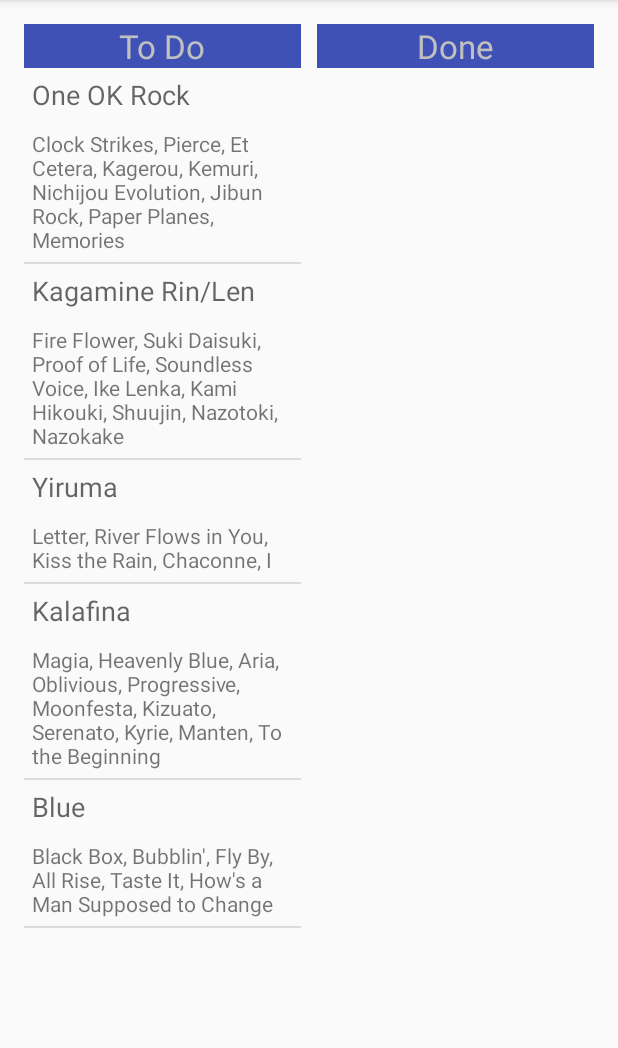
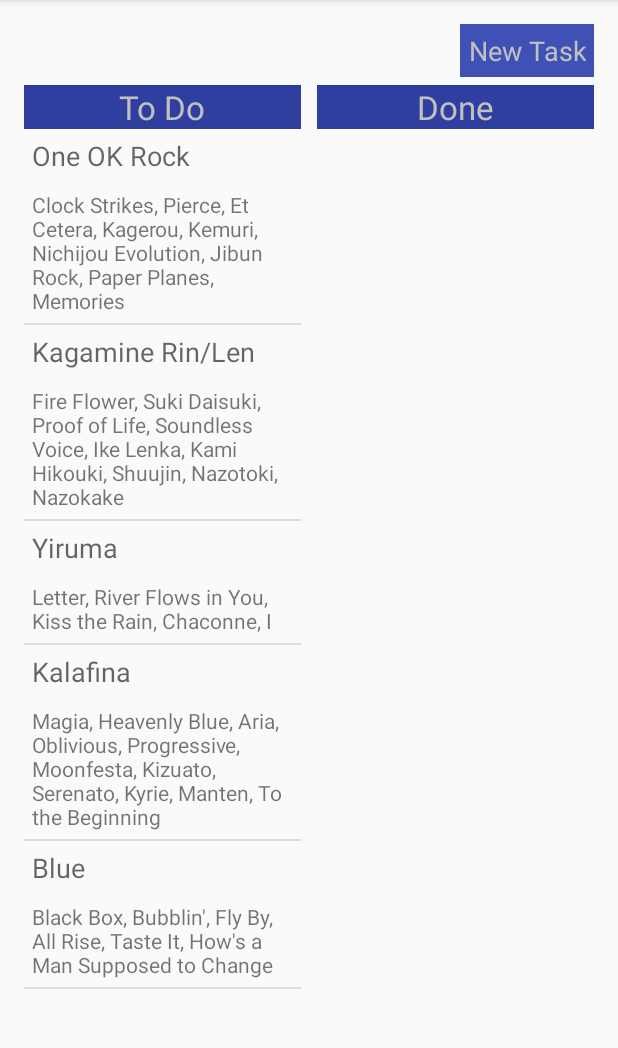
Before and after one commit to theSardonyx/TwoColTrello, an Android app: the screen it shows after launch (MainActivity), on a phone screen of 412 x 824 dp, the part 84-1132 px from its top. Run offline under Robolectric (Android 15) with nearby library versions, the phone set to English and light mode, and no system bars.

Commit message:
Added AddTask function
Enables user to add a task card during runtime

```diff
--- a/app/src/main/AndroidManifest.xml
+++ b/app/src/main/AndroidManifest.xml
@@ -15,6 +15,7 @@
                 <category android:name="android.intent.category.LAUNCHER" />
             </intent-filter>
         </activity>
+        <activity android:name=".AddTaskScreen2"></activity>
     </application>
 
 </manifest>
--- a/app/src/main/java/com/azeusojt/kryzlpascual/twocoltrello/MainActivity.java
+++ b/app/src/main/java/com/azeusojt/kryzlpascual/twocoltrello/MainActivity.java
@@ -3,7 +3,7 @@ package com.azeusojt.kryzlpascual.twocoltrello;
 import android.app.Activity;
 import android.content.ClipData;
 import android.content.Context;
-import android.support.v4.content.ContextCompat;
+import android.content.Intent;
 import android.support.v7.app.AppCompatActivity;
 import android.os.Bundle;
 import android.view.DragEvent;
@@ -11,7 +11,6 @@ import android.view.LayoutInflater;
 import android.view.View;
 import android.view.ViewGroup;
 import android.widget.AdapterView;
-import android.widget.ArrayAdapter;
 import android.widget.BaseAdapter;
 import android.widget.ListView;
 import android.widget.TextView;
@@ -257,4 +256,20 @@ public class MainActivity extends AppCompatActivity {
     private boolean insert (List<Task> l, Task t) {
         return l.add (t);
     }
+
+    public void addTask (View v) {
+        Intent i = new Intent (this, AddTaskScreen2.class);
+        startActivity (i);
+    }
+
+    @Override
+    protected void onResume() {
+        super.onResume();
+        Intent i = getIntent();
+        String[] info = i.getStringArrayExtra("info");
+        if (info != null) {
+            Task t = new Task(info[0], info[1]);
+            todoTasks.add(t);
+        }
+    }
 }
--- a/app/src/main/res/layout/activity_main.xml
+++ b/app/src/main/res/layout/activity_main.xml
@@ -9,6 +9,16 @@
     android:paddingTop="@dimen/activity_vertical_margin"
     android:orientation="vertical"
     tools:context="com.azeusojt.kryzlpascual.twocoltrello.MainActivity">
+
+    <Button
+        android:layout_width="wrap_content"
+        android:layout_height="wrap_content"
+        android:text="@string/addTask"
+        android:layout_gravity="right"
+        android:onClick="addTask"
+        android:background="@color/colorPrimary"
+        android:textColor="@color/silver"
+        android:layout_marginBottom="5dp"/>
 
     <LinearLayout
         android:layout_width="match_parent"
@@ -22,7 +32,7 @@
             android:layout_weight="1"
             android:gravity="center_horizontal"
             android:textAppearance="?android:attr/textAppearanceLarge"
-            android:background="@color/colorPrimary"
+            android:background="@color/colorPrimaryDark"
             android:textColor="@color/silver"
             android:layout_marginRight="5dp"/>
 
@@ -33,7 +43,7 @@
             android:layout_weight="1"
             android:gravity="center_horizontal"
             android:textAppearance="?android:attr/textAppearanceLarge"
-            android:background="@color/colorPrimary"
+            android:background="@color/colorPrimaryDark"
             android:textColor="@color/silver"
             android:layout_marginLeft="5dp"/>
 
--- a/app/src/main/res/values/strings.xml
+++ b/app/src/main/res/values/strings.xml
@@ -2,4 +2,9 @@
     <string name="app_name">Two Column Trello</string>
     <string name="to_do">To Do</string>
     <string name="done">Done</string>
+    <string name="addTask">New Task</string>
+    <string name="title">Title :</string>
+    <string name="desc">Description :</string>
+    <string name="save">Save</string>
+    <string name="cancel">Cancel</string>
 </resources>
--- a/app/src/main/res/values/styles.xml
+++ b/app/src/main/res/values/styles.xml
@@ -6,6 +6,14 @@
         <item name="colorPrimary">@color/colorPrimary</item>
         <item name="colorPrimaryDark">@color/colorPrimaryDark</item>
         <item name="colorAccent">@color/colorAccent</item>
+        <item name="android:buttonStyle">@style/CustomButton</item>
+    </style>
+
+    <style name="CustomButton" parent="android:Widget.Button">
+        <item name="android:background">@color/colorPrimary</item>
+        <item name="android:textColor">@color/silver</item>
+        <item name="android:padding">5dp</item>
+        <item name="android:textAppearance">?android:attr/textAppearanceMedium</item>
     </style>
 
 </resources>
```
Also changed, not shown: app/src/main/java/com/azeusojt/kryzlpascual/twocoltrello/AddTaskScreen2.java (added, +39 -0 lines), app/src/main/res/layout/activity_add_task_screen2.xml (added, +86 -0 lines).
